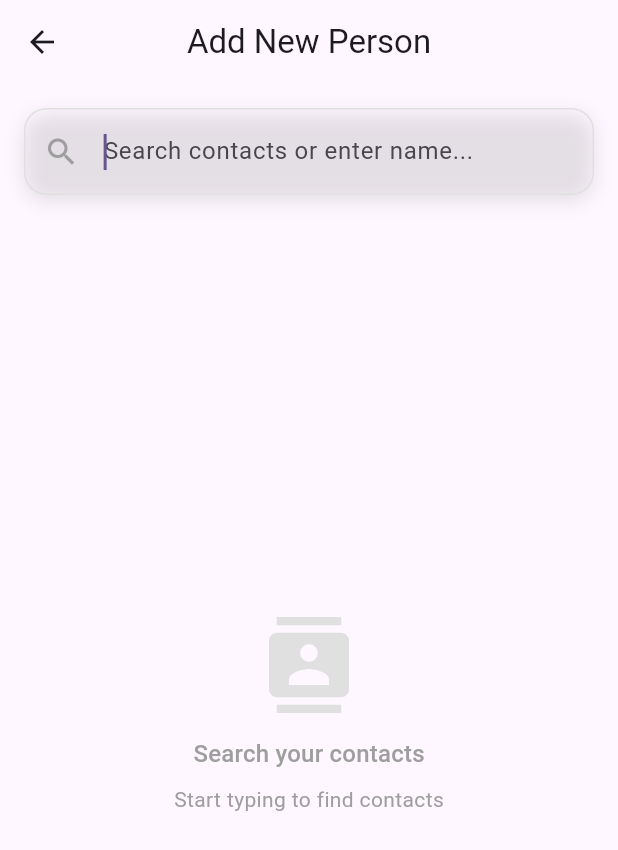
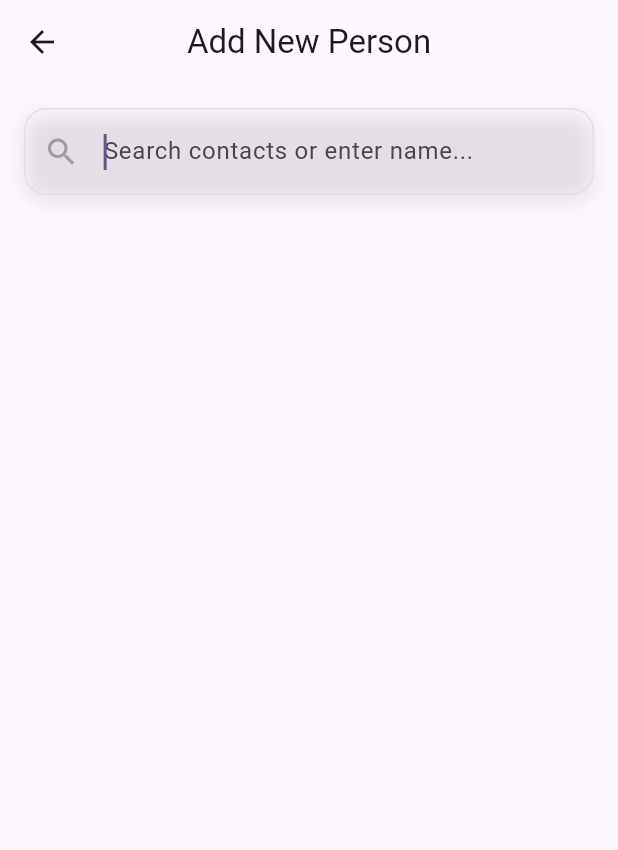
Before and after one commit to armanmaurya/balancr, a Flutter app: the screen it shows after launch, after a tap on "Skip", after a tap on the "add" icon, on a phone screen of 412 x 824 dp. Shown: the top 850 px of the screen. Run offline on Flutter 3.47's test engine with Material 3 defaults, Android fonts, the phone set to English and light mode, and no system bars; our stand-ins replace flutter_contacts, flutter_svg, hive, hive_flutter, permission_handler, shared_preferences; accounts and stored records are empty.

Commit message:
Improved the UI of Search Page and If no contact found create it

```diff
--- a/lib/screens/search_person.dart
+++ b/lib/screens/search_person.dart
@@ -14,6 +14,7 @@ class SearchPersonPage extends StatefulWidget {
 class _SearchPersonPageState extends State<SearchPersonPage> {
   final TextEditingController nameController = TextEditingController();
   List<Contact> filteredContacts = [];
+  List<Contact> allContacts = []; // Store all contacts
   bool isLoading = false;
   bool hasPermission = true;
   Timer? _debounce;
@@ -23,6 +24,33 @@ class _SearchPersonPageState extends State<SearchPersonPage> {
   void initState() {
     super.initState();
     _searchFocusNode.requestFocus();
+    _fetchContactsOnOpen();
+  }
+
+  Future<void> _fetchContactsOnOpen() async {
+    setState(() {
+      isLoading = true;
+    });
+    // Always fetch contacts and show them on page push
+    final permission = await FlutterContacts.requestPermission();
+    print('Permission granted: $permission');
+    if (permission) {
+      final contacts = await FlutterContacts.getContacts(withProperties: true);
+
+      setState(() {
+        allContacts = contacts;
+        filteredContacts = contacts; // Show all contacts immediately
+        hasPermission = true;
+        isLoading = false;
+      });
+    } else {
+      setState(() {
+        allContacts = [];
+        filteredContacts = [];
+        hasPermission = false;
+        isLoading = false;
+      });
+    }
   }
 
   void _searchContacts(String value) async {
@@ -39,21 +67,23 @@ class _SearchPersonPageState extends State<SearchPersonPage> {
       isLoading = true;
     });
 
-    _debounce = Timer(const Duration(milliseconds: 400), () async {
-      if (await FlutterContacts.requestPermission()) {
-        final contacts = await FlutterContacts.getContacts(withProperties: true);
+    _debounce = Timer(const Duration(milliseconds: 400), () {
+      if (hasPermission) {
         setState(() {
-          filteredContacts = contacts
-              .where((c) => c.displayName.toLowerCase().contains(value.toLowerCase()))
+          filteredContacts =
+              allContacts
+                  .where(
+                    (c) => c.displayName.toLowerCase().contains(
+                      value.toLowerCase(),
+                    ),
+                  )
                   .toList();
           isLoading = false;
-          hasPermission = true;
         });
       } else {
         setState(() {
           filteredContacts = [];
           isLoading = false;
-          hasPermission = false;
         });
       }
     });
@@ -69,16 +99,21 @@ class _SearchPersonPageState extends State<SearchPersonPage> {
 
   Widget _buildContactList() {
     if (isLoading) {
-      return const Center(
+      return SliverFillRemaining(
+        hasScrollBody: false,
+        child: Center(
           child: CircularProgressIndicator(
             strokeWidth: 2.0,
             valueColor: AlwaysStoppedAnimation<Color>(Colors.blue),
+          ),
         ),
       );
     }
 
     if (!hasPermission) {
-      return Column(
+      return SliverFillRemaining(
+        hasScrollBody: false,
+        child: Column(
           mainAxisAlignment: MainAxisAlignment.center,
           children: [
             const Icon(Icons.error_outline, size: 48, color: Colors.red),
@@ -95,41 +130,70 @@ class _SearchPersonPageState extends State<SearchPersonPage> {
               textAlign: TextAlign.center,
             ),
           ],
+        ),
       );
     }
 
     if (filteredContacts.isEmpty && nameController.text.isNotEmpty) {
-      return Column(
+      return SliverFillRemaining(
+        child: Center(
+          child: Column(
             mainAxisAlignment: MainAxisAlignment.center,
             children: [
               Icon(Icons.search_off, size: 48, color: Colors.grey[400]),
               const SizedBox(height: 16),
               Text(
                 'No contacts found',
-            style: Theme.of(context).textTheme.titleMedium?.copyWith(
-                  color: Colors.grey[600],
-                ),
+                style: Theme.of(
+                  context,
+                ).textTheme.titleMedium?.copyWith(color: Colors.grey[600]),
               ),
               const SizedBox(height: 8),
               Text(
                 'Try a different name or add a new contact',
-            style: Theme.of(context).textTheme.bodyMedium?.copyWith(
-                  color: Colors.grey[500],
+                style: Theme.of(
+                  context,
+                ).textTheme.bodyMedium?.copyWith(color: Colors.grey[500]),
+              ),
+              const SizedBox(height: 24),
+              ElevatedButton.icon(
+                icon: const Icon(Icons.person_add),
+                label: Text('Create "${nameController.text}"'),
+                onPressed: () {
+                  Navigator.of(context).push(
+                    CupertinoPageRoute(
+                      builder:
+                          (context) =>
+                              AddPersonPage(initialName: nameController.text),
+                    ),
+                  );
+                },
+                style: ElevatedButton.styleFrom(
+                  padding: const EdgeInsets.symmetric(
+                    horizontal: 24,
+                    vertical: 12,
+                  ),
+                  shape: RoundedRectangleBorder(
+                    borderRadius: BorderRadius.circular(8),
+                  ),
                 ),
               ),
             ],
+          ),
+        ),
       );
     }
 
-    return ListView.builder(
-      physics: const BouncingScrollPhysics(),
-      itemCount: filteredContacts.length,
-      itemBuilder: (ctx, i) {
+    return SliverList(
+      delegate: SliverChildBuilderDelegate(
+        (ctx, i) {
           final contact = filteredContacts[i];
           final displayName = contact.displayName;
           if (displayName.isEmpty) return const SizedBox.shrink();
 
-      return Card(
+          return Padding(
+            padding: const EdgeInsets.symmetric(horizontal: 8),
+            child: Card(
               shape: RoundedRectangleBorder(
                 borderRadius: BorderRadius.circular(12),
               ),
@@ -172,9 +236,8 @@ class _SearchPersonPageState extends State<SearchPersonPage> {
                           children: [
                             Text(
                               displayName,
-                style: Theme.of(context).textTheme.bodyLarge?.copyWith(
-                  fontWeight: FontWeight.w500,
-                  ),
+                              style: Theme.of(context).textTheme.bodyLarge
+                                  ?.copyWith(fontWeight: FontWeight.w500),
                               maxLines: 1,
                               overflow: TextOverflow.ellipsis,
                             ),
@@ -183,49 +246,52 @@ class _SearchPersonPageState extends State<SearchPersonPage> {
                                 padding: const EdgeInsets.only(top: 4.0),
                                 child: Text(
                                   contact.phones.first.number,
-                  style: Theme.of(context).textTheme.bodySmall?.copyWith(
-                    color: Colors.grey[600],
-                    ),
+                                  style: Theme.of(context).textTheme.bodySmall
+                                      ?.copyWith(color: Colors.grey[600]),
                                 ),
                               ),
                           ],
                         ),
                       ),
-            Icon(
-            Icons.chevron_right,
-            color: Colors.grey[400],
+                      Icon(Icons.chevron_right, color: Colors.grey[400]),
+                    ],
                   ),
-          ],
                 ),
               ),
             ),
           );
         },
+        childCount: filteredContacts.length, // <-- Fix: set childCount
+      ),
     );
   }
 
   @override
   Widget build(BuildContext context) {
     return Scaffold(
-      appBar: AppBar(
-        title: const Text('Add New Person'),
+      // appBar: AppBar(
+      //   title: const Text('Add New Person'),
+      //   elevation: 0,
+      //   centerTitle: true,
+      // ),
+      body: CustomScrollView(
+        slivers: [
+          SliverAppBar(
+            title: const Text("Add New Person"),
+            centerTitle: true,
+            floating: true,
             elevation: 0,
-        centerTitle: true,
           ),
-      body: Padding(
-        padding: const EdgeInsets.all(16.0),
-        child: Column(
-          crossAxisAlignment: CrossAxisAlignment.start,
-          children: [
-            // Search field with animation
-            AnimatedContainer(
+          SliverToBoxAdapter(
+            child: AnimatedContainer(
+              margin: const EdgeInsets.symmetric(
+                horizontal: 16,
+                vertical: 16,
+              ),
               duration: const Duration(milliseconds: 300),
               decoration: BoxDecoration(
                 // color: Colors.,
-                border: Border.all(
-                  color: Colors.grey[300]!,
-                  width: 1,
-                ),
+                border: Border.all(color: Colors.grey[300]!, width: 1),
                 borderRadius: BorderRadius.circular(15),
                 boxShadow: [
                   BoxShadow(
@@ -246,7 +312,8 @@ class _SearchPersonPageState extends State<SearchPersonPage> {
                     vertical: 16,
                     horizontal: 20,
                   ),
-                  suffixIcon: nameController.text.isNotEmpty
+                  suffixIcon:
+                      nameController.text.isNotEmpty
                           ? IconButton(
                             icon: const Icon(Icons.clear, color: Colors.grey),
                             onPressed: () {
@@ -260,50 +327,52 @@ class _SearchPersonPageState extends State<SearchPersonPage> {
                 onChanged: _searchContacts,
               ),
             ),
-            const SizedBox(height: 16),
-            // Info text when empty
-            if (nameController.text.isEmpty)
-              Expanded(
-                child: Center(
-                  child: Column(
-                    mainAxisAlignment: MainAxisAlignment.center,
-                    children: [
-                      Icon(
-                        Icons.contacts,
-                        size: 64,
-                        color: Colors.grey[300],
           ),
-                      const SizedBox(height: 16),
-                      Text(
-                        'Search your contacts',
-                        style: Theme.of(context)
-                            .textTheme
-                            .titleMedium
-                            ?.copyWith(color: Colors.grey),
-                      ),
-                      const SizedBox(height: 8),
-                      Text(
-                        'Start typing to find contacts',
-                        style: Theme.of(context)
-                            .textTheme
-                            .bodyMedium
-                            ?.copyWith(color: Colors.grey),
-                      ),
+          _buildContactList(),
         ],
       ),
-                ),
-              )
-            else
-              // Results section
-              Expanded(
-                child: AnimatedSwitcher(
-                  duration: const Duration(milliseconds: 300),
-                  child: _buildContactList(),
-                ),
-              ),
-          ],
-        ),
-      ),
+
+      // body: Padding(
+      //   padding: const EdgeInsets.all(16.0),
+      //   child: Column(
+      //     crossAxisAlignment: CrossAxisAlignment.start,
+      //     children: [
+      //       const SizedBox(height: 16),
+      //       // Info text when empty
+      //       if (nameController.text.isEmpty && filteredContacts.isEmpty && !isLoading)
+      //         Expanded(
+      //           child: Center(
+      //             child: Column(
+      //               mainAxisAlignment: MainAxisAlignment.center,
+      //               children: [
+      //                 Icon(
+      //                   Icons.contacts,
+      //                   size: 64,
+      //                   color: Colors.grey[300],
+      //                 ),
+      //                 const SizedBox(height: 16),
+      //                 Text(
+      //                   'No contacts found',
+      //                   style: Theme.of(context)
+      //                       .textTheme
+      //                       .titleMedium
+      //                       ?.copyWith(color: Colors.grey),
+      //                 ),
+      //               ],
+      //             ),
+      //           ),
+      //         )
+      //       else
+      //         // Results section
+      //         Expanded(
+      //           child: AnimatedSwitcher(
+      //             duration: const Duration(milliseconds: 300),
+      //             child: _buildContactList(),
+      //           ),
+      //         ),
+      //     ],
+      //   ),
+      // ),
     );
   }
 }
```
Lines whose indentation alone changed are shown as unchanged.
